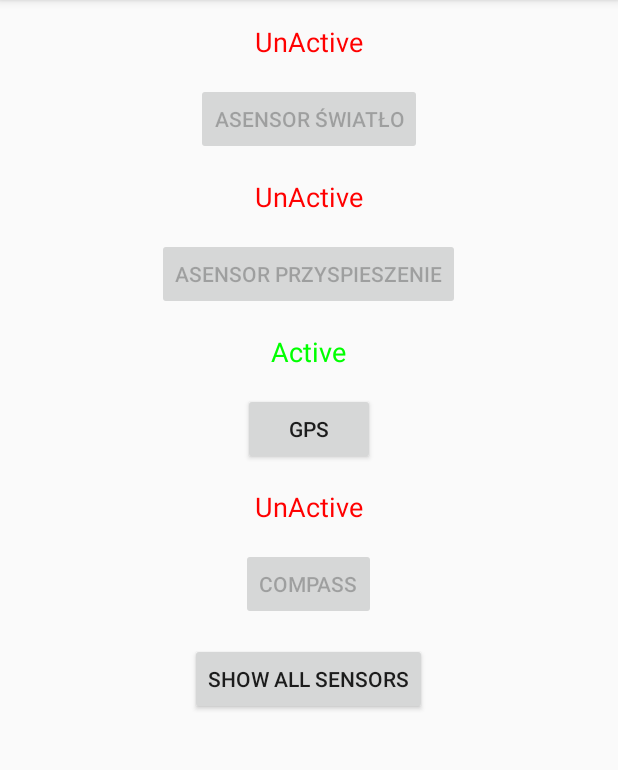
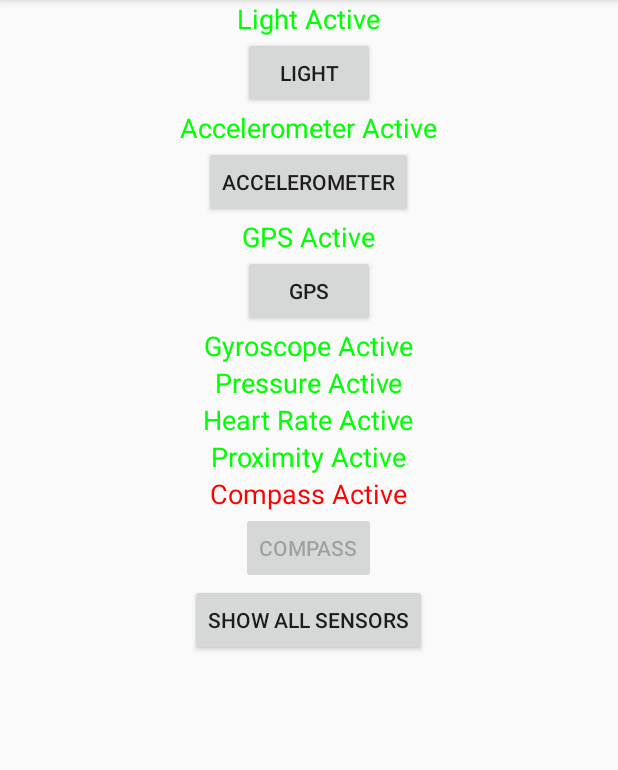
Before and after one commit to slovvik/Zad6, an Android app: the screen it shows after launch (MainActivity), on a phone screen of 412 x 824 dp, the part 84-854 px from its top. Run offline under Robolectric (Android 15) with nearby library versions, the phone set to English and light mode, and no system bars.

Commit message:
Added new sensors

```diff
--- a/app/src/main/java/pl/slovvik/zad6/ASensor.java
+++ b/app/src/main/java/pl/slovvik/zad6/ASensor.java
@@ -33,7 +33,7 @@ public class ASensor extends AppCompatActivity implements SensorEventListener{
                     .append(event.values[0])
                     .append(" lux");
         } else if (sensorType == Sensor.TYPE_ACCELEROMETER) {
-            builder.append("X acceleration ")
+            builder.append("X acceleration: ")
                     .append(String.format("%7.4f", event.values[0]))
                     .append("m/s\u00B2\nY acceleration: ")
                     .append(String.format("%7.4f", event.values[1]))
--- a/app/src/main/java/pl/slovvik/zad6/MainActivity.java
+++ b/app/src/main/java/pl/slovvik/zad6/MainActivity.java
@@ -18,40 +18,42 @@ public class MainActivity extends AppCompatActivity {
 
     private SensorManager sensorManager;
     private TextView compassInfo;
+    private TextView lightView;
+    private TextView accelView;
+    private TextView gpsView;
+    private TextView gyroscopeView;
+    private TextView pressureView;
+    private TextView heartRateView;
+    private TextView proximityView;
     private Button compassButton;
 
     @Override
     protected void onCreate(Bundle savedInstanceState) {
         super.onCreate(savedInstanceState);
         setContentView(R.layout.activity_main);
-        sensorManager = (SensorManager) getSystemService(SENSOR_SERVICE);
+
         compassInfo = (TextView) findViewById(R.id.compass_info);
         compassButton = (Button) findViewById(R.id.compass_button);
+        lightView = (TextView) findViewById(R.id.lighinfo);
+        accelView = (TextView) findViewById(R.id.accel_info);
+        gpsView = (TextView) findViewById(R.id.gps_info);
+        gyroscopeView = (TextView) findViewById(R.id.gyroscope_info);
+        pressureView = (TextView) findViewById(R.id.pressure_info);
+        heartRateView = (TextView) findViewById(R.id.heart_rate_info);
+        proximityView = (TextView) findViewById(R.id.proximity_info);
     }
 
     @Override
     protected void onResume() {
         super.onResume();
-        boolean enabled = !sensorManager.getSensorList(Sensor.TYPE_LIGHT).isEmpty();
-
-        TextView lightView = (TextView) findViewById(R.id.lighinfo);
-        lightView.setText(enabled ? "Active" : "UnActive");
-        lightView.setTextColor(enabled ? Color.GREEN : Color.RED);
-        findViewById(R.id.light_button).setEnabled(enabled);
-
-        enabled = !sensorManager.getSensorList(Sensor.TYPE_ACCELEROMETER).isEmpty();
-        TextView accelView = (TextView) findViewById(R.id.accel_info);
-        accelView.setText(enabled ? "Active" : "UnActive");
-        accelView.setTextColor(enabled ? Color.GREEN : Color.RED);
-        findViewById(R.id.accel_button).setEnabled(enabled);
-
-        final LocationManager locationManager = (LocationManager) getSystemService(LOCATION_SERVICE);
-        enabled = locationManager.isProviderEnabled(LocationManager.GPS_PROVIDER);
-        TextView gpsView = (TextView) findViewById(R.id.gps_info);
-        gpsView.setText(enabled ? "Active" : "UnActive");
-        gpsView.setTextColor(enabled ? Color.GREEN : Color.RED);
-        findViewById(R.id.gps_button).setEnabled(enabled);
-
+        sensorManager = (SensorManager) getSystemService(SENSOR_SERVICE);
+        light();
+        accelerometer();
+        gps();
+        gyroscope();
+        pressure();
+        heartRate();
+        proximity();
         compass();
     }
 
@@ -80,9 +82,59 @@ public class MainActivity extends AppCompatActivity {
         startActivity(intent);
     }
 
+    private String getStatusAsString(boolean status) {
+        return status ? getString(R.string.active): getString(R.string.active);
+    }
+
+    private void proximity() {
+        boolean active = sensorManager.getSensorList(Sensor.TYPE_PROXIMITY) != null;
+        proximityView.setText(getString(R.string.proximity) + " " + getStatusAsString(active));
+        proximityView.setTextColor(active ? Color.GREEN : Color.RED);
+    }
+
+    private void heartRate() {
+        boolean active = sensorManager.getSensorList(Sensor.TYPE_HEART_RATE) != null;
+        heartRateView.setText(getString(R.string.heartRate) + " " + getStatusAsString(active));
+        heartRateView.setTextColor(active ? Color.GREEN : Color.RED);
+    }
+
+    private void pressure() {
+        boolean active = sensorManager.getSensorList(Sensor.TYPE_PRESSURE) != null;
+        pressureView.setText(getString(R.string.pressure) + " " + getStatusAsString(active));
+        pressureView.setTextColor(active ? Color.GREEN : Color.RED);
+    }
+
+    private void gyroscope() {
+        boolean active = sensorManager.getSensorList(Sensor.TYPE_GYROSCOPE) != null;
+        gyroscopeView.setText(getString(R.string.gyroscope) + " " + getStatusAsString(active));
+        gyroscopeView.setTextColor(active ? Color.GREEN : Color.RED);
+    }
+
+    private void gps() {
+        final LocationManager locationManager = (LocationManager) getSystemService(LOCATION_SERVICE);
+        boolean active = locationManager.isProviderEnabled(LocationManager.GPS_PROVIDER);
+        gpsView.setText(getString(R.string.gps) + " " + getStatusAsString(active));
+        gpsView.setTextColor(active ? Color.GREEN : Color.RED);
+        findViewById(R.id.gps_button).setEnabled(active);
+    }
+
+    private void light() {
+        boolean active = sensorManager.getSensorList(Sensor.TYPE_LIGHT) != null;
+        lightView.setText(getString(R.string.light) + " " + getStatusAsString(active));
+        lightView.setTextColor(active ? Color.GREEN : Color.RED);
+        findViewById(R.id.light_button).setEnabled(active);
+    }
+
+    private void accelerometer() {
+        boolean active = sensorManager.getSensorList(Sensor.TYPE_ACCELEROMETER) != null;
+        accelView.setText(getString(R.string.accelerometer) + " " + getStatusAsString(active));
+        accelView.setTextColor(active ? Color.GREEN : Color.RED);
+        findViewById(R.id.accel_button).setEnabled(active);
+    }
+
     private void compass() {
         boolean active = sensorManager.getDefaultSensor(Sensor.TYPE_ORIENTATION) != null;
-        compassInfo.setText(active ? "Active" : "UnActive");
+        compassInfo.setText(getString(R.string.compass) + " " + getStatusAsString(active));
         compassInfo.setTextColor(active ? Color.GREEN : Color.RED);
         compassButton.setEnabled(active);
     }
--- a/app/src/main/java/pl/slovvik/zad6/compass/Compass.java
+++ b/app/src/main/java/pl/slovvik/zad6/compass/Compass.java
@@ -41,7 +41,7 @@ public class Compass extends AppCompatActivity implements SensorEventListener {
         if (degree >= 210 && degree < 240) headingDirection = "SW";
         if (degree >= 240 && degree < 300) headingDirection = "W";
         if (degree >= 300 && degree < 330) headingDirection = "NW";
-        if (degree >= 330 && degree < 360) headingDirection = "N";
+        if (degree >= 330 && degree <= 360) headingDirection = "N";
 
         heading.setText("Heading: " + headingDirection);
         heading2.setText("Heading: " + degree + " degrees");
--- a/app/src/main/res/layout/activity_main.xml
+++ b/app/src/main/res/layout/activity_main.xml
@@ -12,8 +12,7 @@
         android:layout_width="wrap_content"
         android:layout_height="wrap_content"
         android:layout_gravity="center"
-        android:layout_marginTop="15dp"
-        android:text="ASensor dla pomiaru światła"
+        android:text="Light"
         android:textSize="18sp" />
 
     <Button
@@ -21,17 +20,15 @@
         android:layout_width="wrap_content"
         android:layout_height="wrap_content"
         android:layout_gravity="center"
-        android:layout_marginTop="15dp"
-        android:text="ASensor światło"
-        android:onClick="showSensorParameters" />
+        android:onClick="showSensorParameters"
+        android:text="LIGHT" />
 
     <TextView
         android:id="@+id/accel_info"
         android:layout_width="wrap_content"
         android:layout_height="wrap_content"
         android:layout_gravity="center"
-        android:layout_marginTop="15dp"
-        android:text="ASensor dla pomiaru przyspieszenia"
+        android:text="Accelerometer"
         android:textSize="18sp" />
 
     <Button
@@ -39,17 +36,15 @@
         android:layout_width="wrap_content"
         android:layout_height="wrap_content"
         android:layout_gravity="center"
-        android:layout_marginTop="15dp"
-        android:text="ASensor przyspieszenie"
-        android:onClick="showSensorParameters"/>
+        android:onClick="showSensorParameters"
+        android:text="Accelerometer" />
 
     <TextView
         android:id="@+id/gps_info"
         android:layout_width="wrap_content"
         android:layout_height="wrap_content"
         android:layout_gravity="center"
-        android:layout_marginTop="15dp"
-        android:text="GPS z informacją o lokalizacji"
+        android:text="GPS"
         android:textSize="18sp" />
 
     <Button
@@ -57,16 +52,46 @@
         android:layout_width="wrap_content"
         android:layout_height="wrap_content"
         android:layout_gravity="center"
-        android:layout_marginTop="15dp"
-        android:text="GPS"
-        android:onClick="showSensorParameters"/>
+        android:onClick="showSensorParameters"
+        android:text="GPS" />
+
+    <TextView
+        android:id="@+id/gyroscope_info"
+        android:layout_width="wrap_content"
+        android:layout_height="wrap_content"
+        android:layout_gravity="center"
+        android:text="Gyroscope"
+        android:textSize="18sp" />
+
+    <TextView
+        android:id="@+id/pressure_info"
+        android:layout_width="wrap_content"
+        android:layout_height="wrap_content"
+        android:layout_gravity="center"
+        android:text="Pressure"
+        android:textSize="18sp" />
+
+    <TextView
+        android:id="@+id/heart_rate_info"
+        android:layout_width="wrap_content"
+        android:layout_height="wrap_content"
+        android:layout_gravity="center"
+        android:text="Heart Rate"
+        android:textSize="18sp" />
+
+    <TextView
+        android:id="@+id/proximity_info"
+        android:layout_width="wrap_content"
+        android:layout_height="wrap_content"
+        android:layout_gravity="center"
+        android:text="Proximity"
+        android:textSize="18sp" />
 
     <TextView
         android:id="@+id/compass_info"
         android:layout_width="wrap_content"
         android:layout_height="wrap_content"
         android:layout_gravity="center"
-        android:layout_marginTop="15dp"
         android:text="Compass"
         android:textSize="18sp" />
 
@@ -75,7 +100,6 @@
         android:layout_width="wrap_content"
         android:layout_height="wrap_content"
         android:layout_gravity="center"
-        android:layout_marginTop="15dp"
         android:onClick="showSensorParameters"
         android:text="Compass" />
 
@@ -84,7 +108,6 @@
         android:layout_width="wrap_content"
         android:layout_height="wrap_content"
         android:layout_gravity="center"
-        android:layout_marginTop="15dp"
-        android:text="show all sensors"
-        android:onClick="showAllSensors"/>
+        android:onClick="showAllSensors"
+        android:text="show all sensors" />
 </LinearLayout>
--- a/app/src/main/res/values/strings.xml
+++ b/app/src/main/res/values/strings.xml
@@ -1,3 +1,13 @@
 <resources>
     <string name="app_name">Zad6</string>
+    <string name="active">Active</string>
+    <string name="un_active">UnActive</string>
+    <string name="proximity">Proximity</string>
+    <string name="heartRate">Heart Rate</string>
+    <string name="pressure">Pressure</string>
+    <string name="gyroscope">Gyroscope</string>
+    <string name="gps">GPS</string>
+    <string name="light">Light</string>
+    <string name="accelerometer">Accelerometer</string>
+    <string name="compass">Compass</string>
 </resources>
```
Also changed, not shown: app/src/main/res/drawable/compass.png (deleted).
